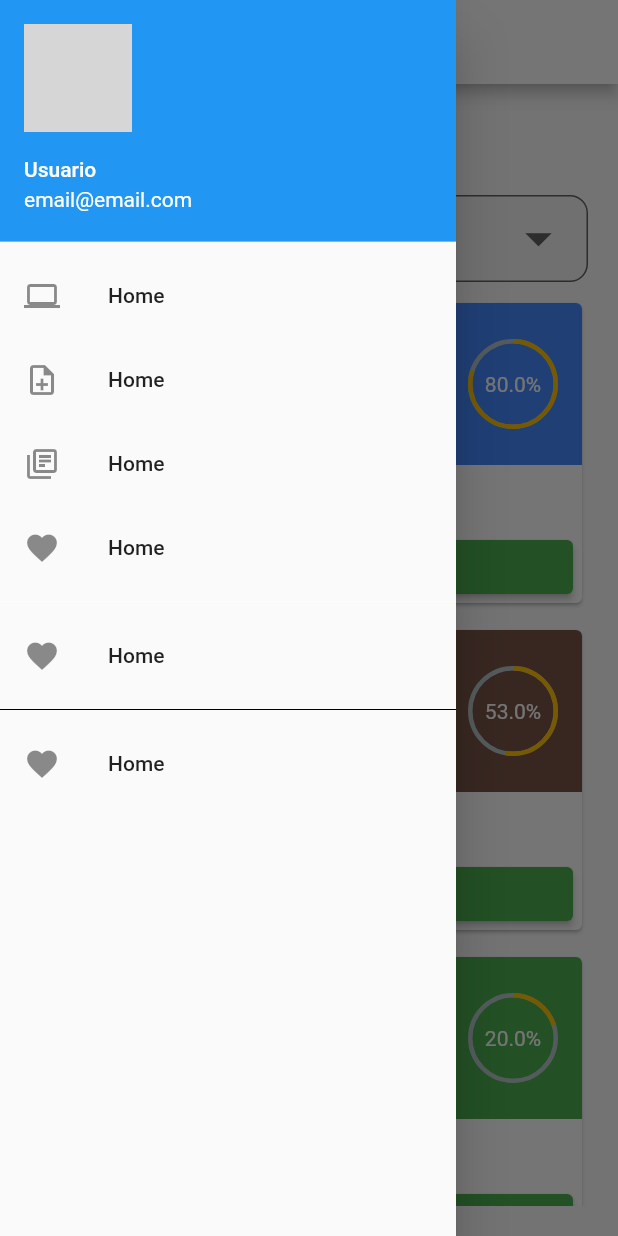
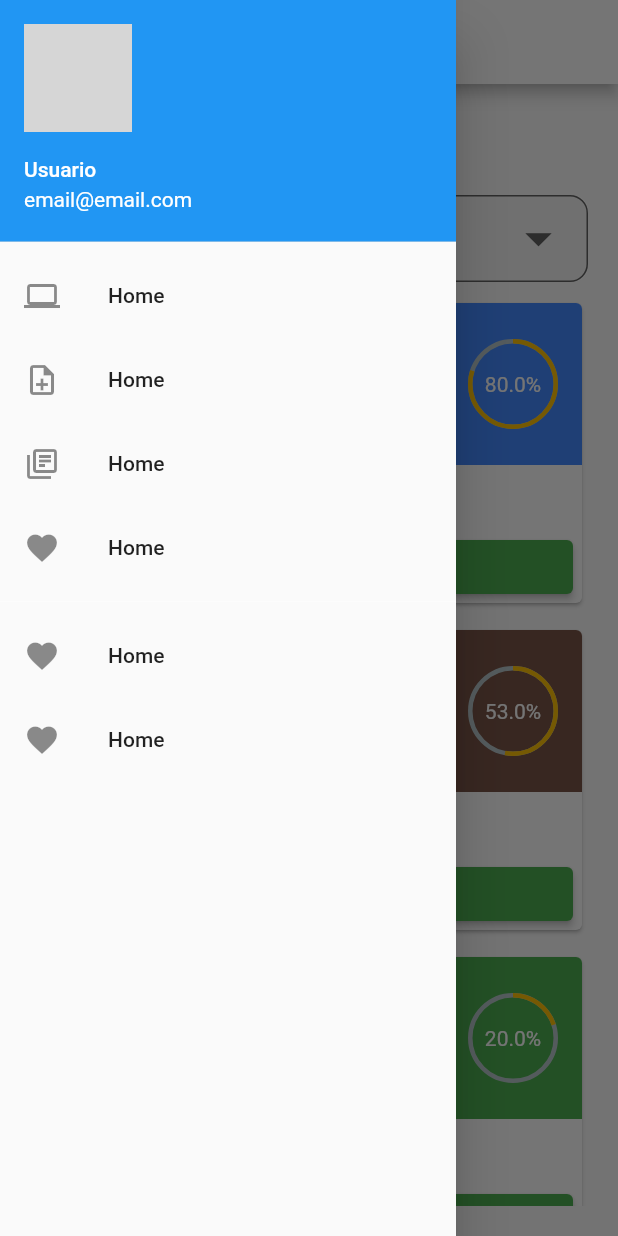
Before and after one commit to DouglasSerena/aula-ulbra, a Flutter app: the screen it shows after launch, with the side drawer open, on a phone screen of 412 x 824 dp. Run offline on Flutter 3.47's test engine with Material 2 defaults, Android fonts, the phone set to English and light mode, and no system bars; drawn by our look-alikes of badges, percent_indicator; our stand-ins replace flutter_bloc; missing offline and left inert: dart:js; network calls fail; grey boxes are pictures that could not be loaded.

```diff
--- a/lib/layout/drawer_common_layout.dart
+++ b/lib/layout/drawer_common_layout.dart
@@ -52,7 +52,6 @@ class DrawerCommonLayout extends Drawer {
                   title: const Text('Home'),
                   onTap: () {},
                 ),
-                const Divider(color: Colors.black),
                 ListTile(
                   leading: const Icon(Icons.favorite),
                   title: const Text('Home'),
```
